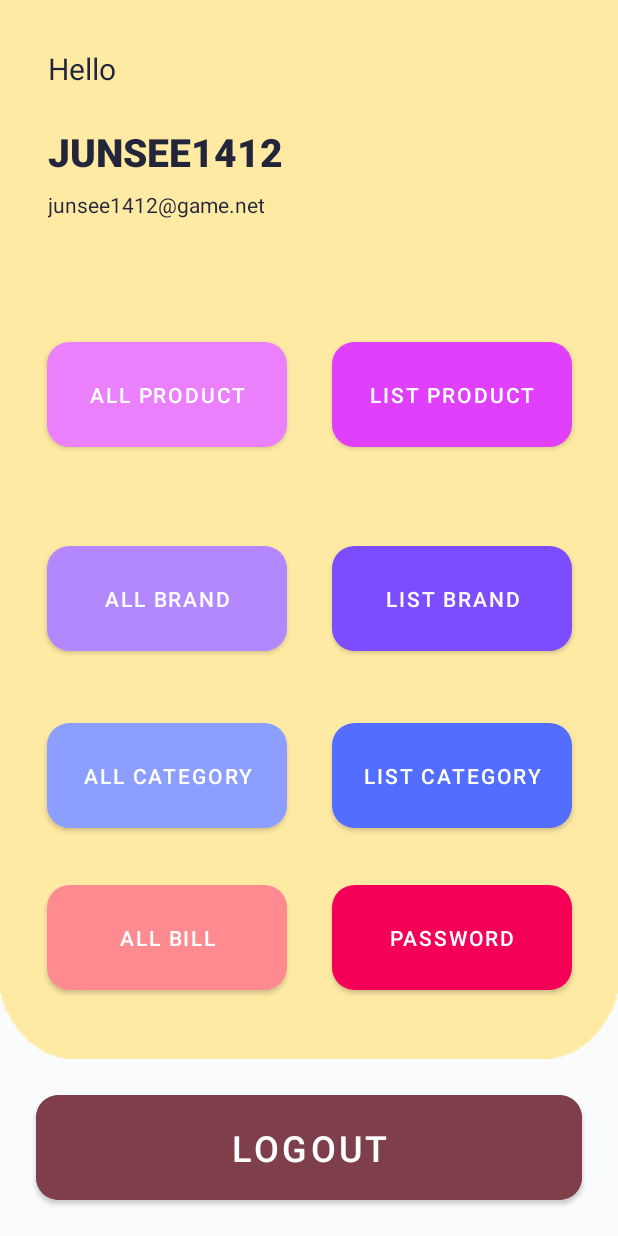
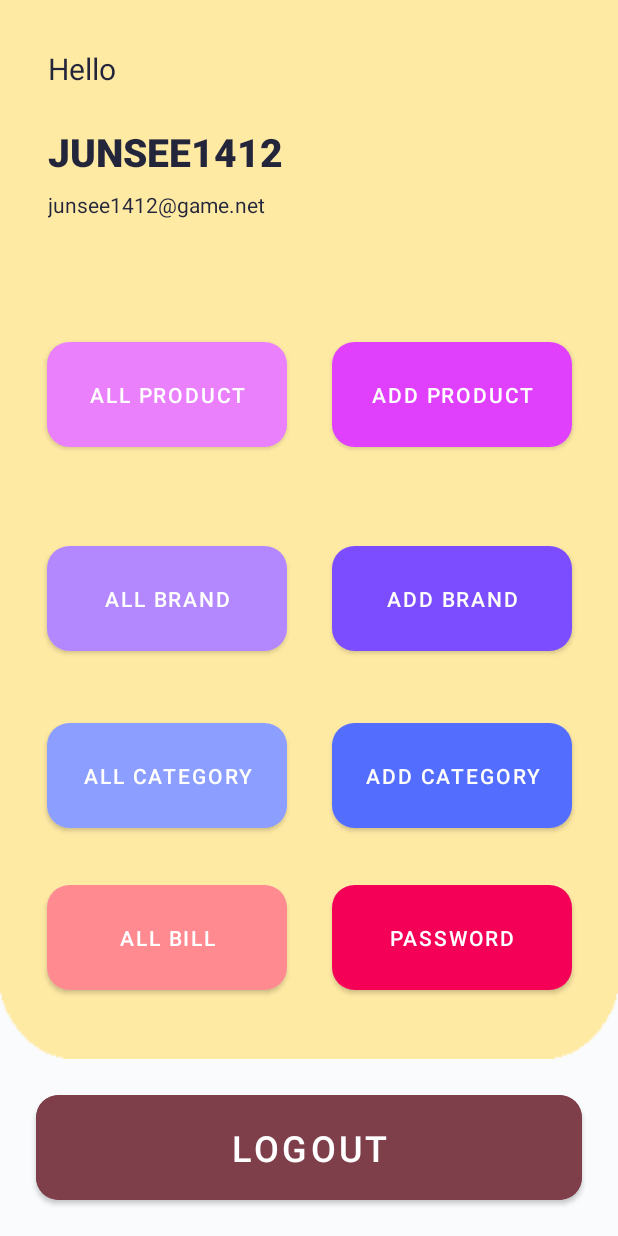
Before and after one commit to junsee1412/bone_fish_android, an Android app: the fragment tabUser shown on its own in the app's theme, on a phone screen of 412 x 824 dp. Run offline under Robolectric (Android 15) with nearby library versions, the phone set to English and light mode, and no system bars.

Commit message:
update UI tab User

```diff
--- a/app/src/main/java/com/example/doan/adapter/ItemAdapter.java
+++ b/app/src/main/java/com/example/doan/adapter/ItemAdapter.java
@@ -61,6 +61,7 @@ public class ItemAdapter extends RecyclerView.Adapter<ItemAdapter.ItemHolder> {
                         if (strQty.isEmpty()) strQty="0";
                         int newQty = parseInt(strQty);
                         if (newQty>0) {
+                            holder.quantity.setText(strQty);
                             EditItem(item.getId_product(), newQty);
                         } else {
                             RemoveItem(position, item.getId_product());
@@ -111,7 +112,7 @@ public class ItemAdapter extends RecyclerView.Adapter<ItemAdapter.ItemHolder> {
             int div = Oldprice/Oldqty;
             db.QueryData("UPDATE bill SET quantity="+newQty+", price="+newQty*div+" WHERE id="+id);
         }
-        notifyDataSetChanged();
+//        notifyDataSetChanged();
     }
     public void RemoveItem(int p, String id){
         sqlite db = new sqlite(context, "bone_fish.sqlite", null, 1);
--- a/app/src/main/java/com/example/doan/tabforMain/tabUser.java
+++ b/app/src/main/java/com/example/doan/tabforMain/tabUser.java
@@ -32,7 +32,10 @@ public class tabUser extends Fragment {
     private Bundle bundle;
     private View view;
     private Context context;
-    private Button logout;
+    private Button AlProduct, AdProduct,
+            AlBrand, AdBrand,
+            AlCategory, AdCategory,
+            AlBill, Password, logout;
     private TextView username, useremail;
 
     @Override
@@ -76,6 +79,15 @@ public class tabUser extends Fragment {
     private void intUI() {
         username = view.findViewById(R.id.userName);
         useremail = view.findViewById(R.id.emailUser);
+
+        AlProduct = view.findViewById(R.id.All_Product);
+        AdProduct = view.findViewById(R.id.Add_Product);
+        AlBrand = view.findViewById(R.id.All_Brand);
+        AdBrand = view.findViewById(R.id.Add_Brand);
+        AlCategory = view.findViewById(R.id.All_Category);
+        AdCategory = view.findViewById(R.id.Add_Category);
+        AlBill = view.findViewById(R.id.All_Bill);
+        Password = view.findViewById(R.id.Password);
         logout = view.findViewById(R.id.Logout);
 
         logout.setOnClickListener(v -> Logout());
--- a/app/src/main/res/layout/fragment_tab_user.xml
+++ b/app/src/main/res/layout/fragment_tab_user.xml
@@ -90,7 +90,7 @@
             app:layout_constraintTop_toBottomOf="@+id/cardView5" >
 
             <Button
-                android:id="@+id/All_brand"
+                android:id="@+id/All_Brand"
                 android:layout_width="match_parent"
                 android:layout_height="match_parent"
                 android:background="#B388FF"
@@ -153,11 +153,11 @@
             app:layout_constraintTop_toTopOf="@+id/cardView5" >
 
             <Button
-                android:id="@+id/List_Product"
+                android:id="@+id/Add_Product"
                 android:layout_width="match_parent"
                 android:layout_height="match_parent"
                 android:background="#E040FB"
-                android:text="List Product"
+                android:text="Add Product"
                 app:backgroundTint="#E040FB" />
         </androidx.cardview.widget.CardView>
 
@@ -172,11 +172,11 @@
             app:layout_constraintTop_toTopOf="@+id/cardView6" >
 
             <Button
-                android:id="@+id/List_Brand"
+                android:id="@+id/Add_Brand"
                 android:layout_width="match_parent"
                 android:layout_height="match_parent"
                 android:background="#7C4DFF"
-                android:text="List Brand"
+                android:text="Add Brand"
                 app:backgroundTint="#7C4DFF" />
         </androidx.cardview.widget.CardView>
 
@@ -191,11 +191,11 @@
             app:layout_constraintTop_toTopOf="@+id/cardView7" >
 
             <Button
-                android:id="@+id/List_Category"
+                android:id="@+id/Add_Category"
                 android:layout_width="match_parent"
                 android:layout_height="match_parent"
                 android:background="#536DFE"
-                android:text="List Category"
+                android:text="Add Category"
                 app:backgroundTint="#536DFE" />
         </androidx.cardview.widget.CardView>
 
--- a/app/src/main/res/layout/item_bill.xml
+++ b/app/src/main/res/layout/item_bill.xml
@@ -83,10 +83,10 @@
         <androidx.cardview.widget.CardView
             android:layout_width="0dp"
             android:layout_height="wrap_content"
-            android:layout_marginTop="16dp"
             android:layout_marginEnd="16dp"
             android:layout_marginRight="16dp"
             app:cardCornerRadius="7dp"
+            app:layout_constraintBottom_toBottomOf="@+id/nameItemBill"
             app:layout_constraintEnd_toStartOf="@+id/option_item_bill"
             app:layout_constraintTop_toTopOf="@+id/nameItemBill">
 
@@ -95,11 +95,11 @@
                 android:layout_width="match_parent"
                 android:layout_height="wrap_content"
                 android:background="#B9F6CA"
+                android:minWidth="80dp"
                 android:paddingLeft="10dp"
                 android:paddingTop="3dp"
                 android:paddingRight="10dp"
                 android:paddingBottom="3dp"
-                android:minWidth="80dp"
                 android:text="90"
                 android:textColor="#D703082B"
                 android:textSize="24dp"
```
